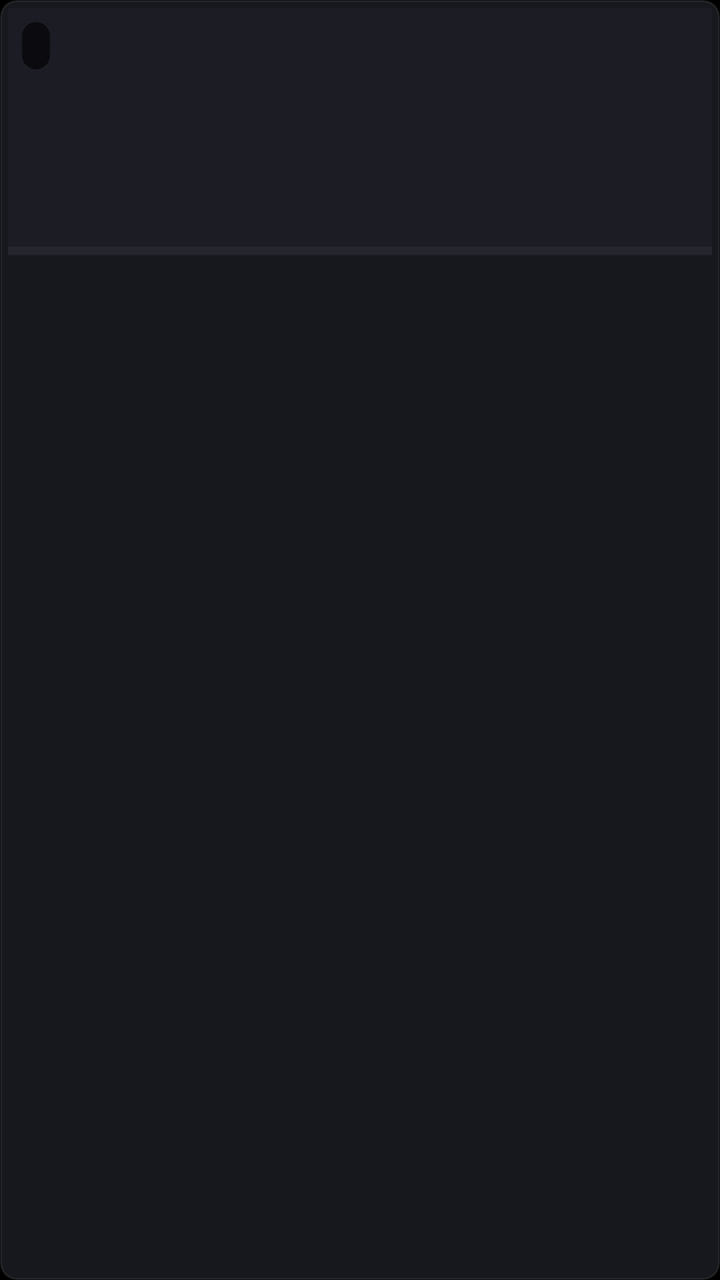
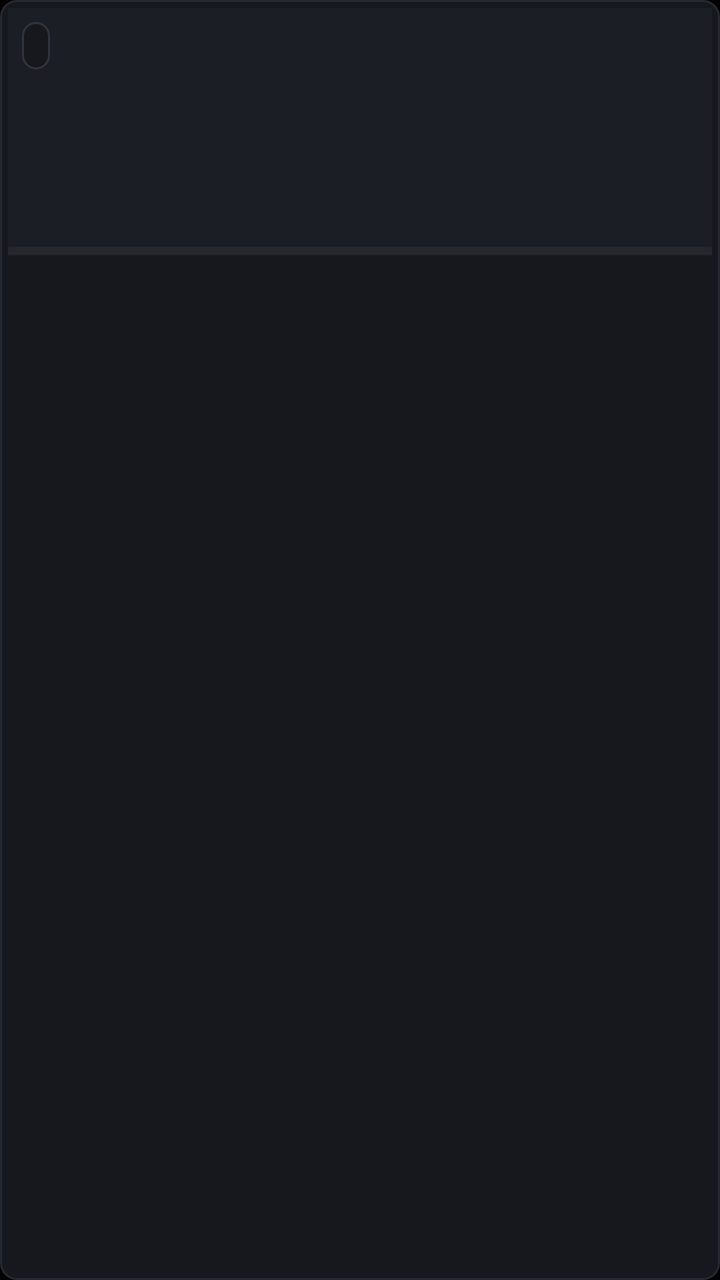

An Android layout rendered at two revisions. The XML below is the earlier revision; the diff shows what the commit changed to produce the second picture.
<!-- AndroidManifest.xml: application theme Theme.JerocineTV -->
<!-- res/layout/item_history.xml -->
<?xml version="1.0" encoding="utf-8"?>
<LinearLayout xmlns:android="http://schemas.android.com/apk/res/android"
    android:layout_width="match_parent"
    android:layout_height="180dp"
    android:layout_marginEnd="14dp"
    android:layout_marginBottom="14dp"
    android:background="@drawable/jc_poster_item"
    android:clickable="true"
    android:focusable="true"
    android:orientation="vertical"
    android:padding="4dp">

    <FrameLayout
        android:layout_width="match_parent"
        android:layout_height="124dp">

        <ImageView
            android:id="@+id/history_cover"
            android:layout_width="match_parent"
            android:layout_height="match_parent"
            android:background="@color/jc_glass_soft"
            android:duplicateParentState="true"
            android:scaleType="centerCrop" />

        <TextView
            android:id="@+id/history_episode"
            android:layout_width="wrap_content"
            android:layout_height="wrap_content"
            android:layout_gravity="top|start"
            android:layout_margin="7dp"
            android:background="@drawable/jc_badge_bg"
            android:paddingHorizontal="7dp"
            android:paddingVertical="3dp"
            android:textColor="@color/jc_text"
            android:textSize="13sp"
            android:textStyle="bold" />

        <TextView
            android:id="@+id/history_delete"
            android:layout_width="match_parent"
            android:layout_height="match_parent"
            android:background="#CC3A1016"
            android:gravity="center"
            android:text="按确认键移除"
            android:textColor="@color/jc_text"
            android:textSize="16sp"
            android:textStyle="bold"
            android:visibility="gone" />

        <ProgressBar
            android:id="@+id/history_item_progress"
            style="?android:attr/progressBarStyleHorizontal"
            android:layout_width="match_parent"
            android:layout_height="5dp"
            android:layout_gravity="bottom"
            android:max="1000"
            android:progressTint="@color/jc_accent"
            android:progressBackgroundTint="@color/jc_progress_unplayed" />
    </FrameLayout>

    <TextView
        android:id="@+id/history_title"
        android:layout_width="match_parent"
        android:layout_height="wrap_content"
        android:layout_marginTop="6dp"
        android:duplicateParentState="true"
        android:ellipsize="end"
        android:includeFontPadding="false"
        android:maxLines="1"
        android:textColor="@color/jc_poster_text"
        android:textSize="15sp"
        android:textStyle="bold" />

    <TextView
        android:id="@+id/history_meta"
        android:layout_width="match_parent"
        android:layout_height="wrap_content"
        android:layout_marginTop="3dp"
        android:ellipsize="end"
        android:includeFontPadding="false"
        android:maxLines="1"
        android:textColor="@color/jc_text_secondary"
        android:textSize="12sp" />
</LinearLayout>
<!-- resources referenced by this layout -->
<resources>
  <color name="jc_accent">#FF4AD1E5</color>
  <color name="jc_glass_soft">#B31E1E28</color>
  <color name="jc_progress_unplayed">#26FFFFFF</color>
  <color name="jc_text">#FFFFFFFF</color>
  <color name="jc_text_secondary">#B3FFFFFF</color>
  <!-- drawable jc_badge_bg (drawable) -->
  <?xml version="1.0" encoding="utf-8"?>
  <shape xmlns:android="http://schemas.android.com/apk/res/android"
      android:shape="rectangle">
      <solid android:color="#99000000" />
      
      <corners android:radius="24dp" />
  </shape>
  <!-- drawable jc_poster_item (drawable) -->
  <?xml version="1.0" encoding="utf-8"?>
  <selector xmlns:android="http://schemas.android.com/apk/res/android">
      <item android:state_focused="true">
          <shape android:shape="rectangle">
              <solid android:color="@color/jc_accent_dim" />
              <stroke android:width="2dp" android:color="@color/jc_accent" />
              <corners android:radius="@dimen/jc_panel_radius" />
          </shape>
      </item>
      <item>
          <shape android:shape="rectangle">
              <solid android:color="@color/jc_surface_1" />
              <stroke android:width="1dp" android:color="@color/jc_stroke_faint" />
              <corners android:radius="@dimen/jc_panel_radius" />
          </shape>
      </item>
  </selector>
  <style name="Theme.JerocineTV" parent="@android:style/Theme.Material.NoActionBar">
          <item name="android:windowBackground">@android:color/black</item>
      </style>
  <color name="jc_accent_dim">#334AD1E5</color>
  <dimen name="jc_panel_radius">8dp</dimen>
  <color name="jc_surface_1">#16181D</color>
  <color name="jc_stroke_faint">#14FFFFFF</color>
</resources>

<!-- the commit's change to res/layout/item_history.xml (unified diff, before → after) -->
@@ -18,7 +18,7 @@
             android:id="@+id/history_cover"
             android:layout_width="match_parent"
             android:layout_height="match_parent"
-            android:background="@color/jc_glass_soft"
+            android:background="@color/jc_tv_glass_soft"
             android:duplicateParentState="true"
             android:scaleType="centerCrop" />
 
@@ -28,7 +28,7 @@
             android:layout_height="wrap_content"
             android:layout_gravity="top|start"
             android:layout_margin="7dp"
-            android:background="@drawable/jc_badge_bg"
+            android:background="@drawable/jc_tv_badge_bg"
             android:paddingHorizontal="7dp"
             android:paddingVertical="3dp"
             android:textColor="@color/jc_text"
<!-- resource entries referenced after the edit -->
@@ -1,18 +1,10 @@
 <!-- resources referenced by this layout -->
 <resources>
   <color name="jc_accent">#FF4AD1E5</color>
-  <color name="jc_glass_soft">#B31E1E28</color>
   <color name="jc_progress_unplayed">#26FFFFFF</color>
   <color name="jc_text">#FFFFFFFF</color>
   <color name="jc_text_secondary">#B3FFFFFF</color>
-  <!-- drawable jc_badge_bg (drawable) -->
-  <?xml version="1.0" encoding="utf-8"?>
-  <shape xmlns:android="http://schemas.android.com/apk/res/android"
-      android:shape="rectangle">
-      <solid android:color="#99000000" />
-      
-      <corners android:radius="24dp" />
-  </shape>
+  <color name="jc_tv_glass_soft">#E61D2026</color>
   <!-- drawable jc_poster_item (drawable) -->
   <?xml version="1.0" encoding="utf-8"?>
   <selector xmlns:android="http://schemas.android.com/apk/res/android">
@@ -26,17 +18,27 @@
       <item>
           <shape android:shape="rectangle">
               <solid android:color="@color/jc_surface_1" />
-              <stroke android:width="1dp" android:color="@color/jc_stroke_faint" />
+              <stroke android:width="1dp" android:color="@color/jc_tv_border_faint" />
               <corners android:radius="@dimen/jc_panel_radius" />
           </shape>
       </item>
   </selector>
+  <!-- drawable jc_tv_badge_bg (drawable) -->
+  <?xml version="1.0" encoding="utf-8"?>
+  <shape xmlns:android="http://schemas.android.com/apk/res/android"
+      android:shape="rectangle">
+      <solid android:color="@color/jc_surface_1" />
+      <stroke android:width="1dp" android:color="@color/jc_tv_border" />
+      <corners android:radius="@dimen/jc_control_radius" />
+  </shape>
   <style name="Theme.JerocineTV" parent="@android:style/Theme.Material.NoActionBar">
           <item name="android:windowBackground">@android:color/black</item>
       </style>
   <color name="jc_accent_dim">#334AD1E5</color>
   <dimen name="jc_panel_radius">8dp</dimen>
   <color name="jc_surface_1">#16181D</color>
-  <color name="jc_stroke_faint">#14FFFFFF</color>
+  <color name="jc_tv_border_faint">#FF242830</color>
+  <color name="jc_tv_border">#FF30343C</color>
+  <dimen name="jc_control_radius">8dp</dimen>
 </resources>
 
